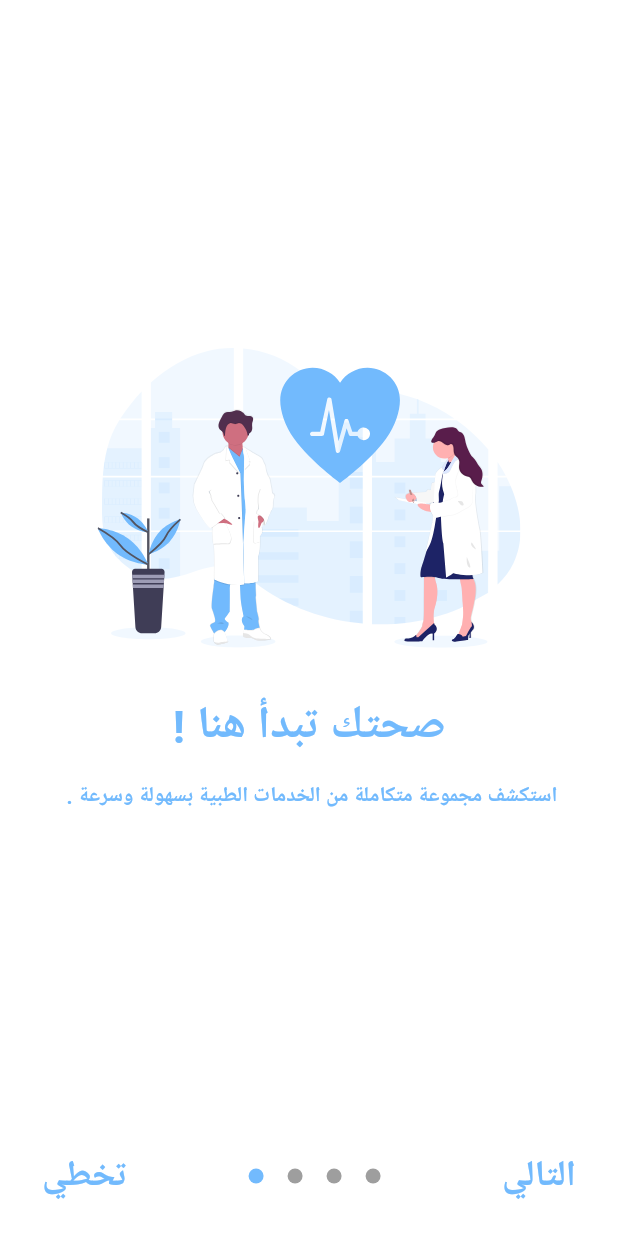
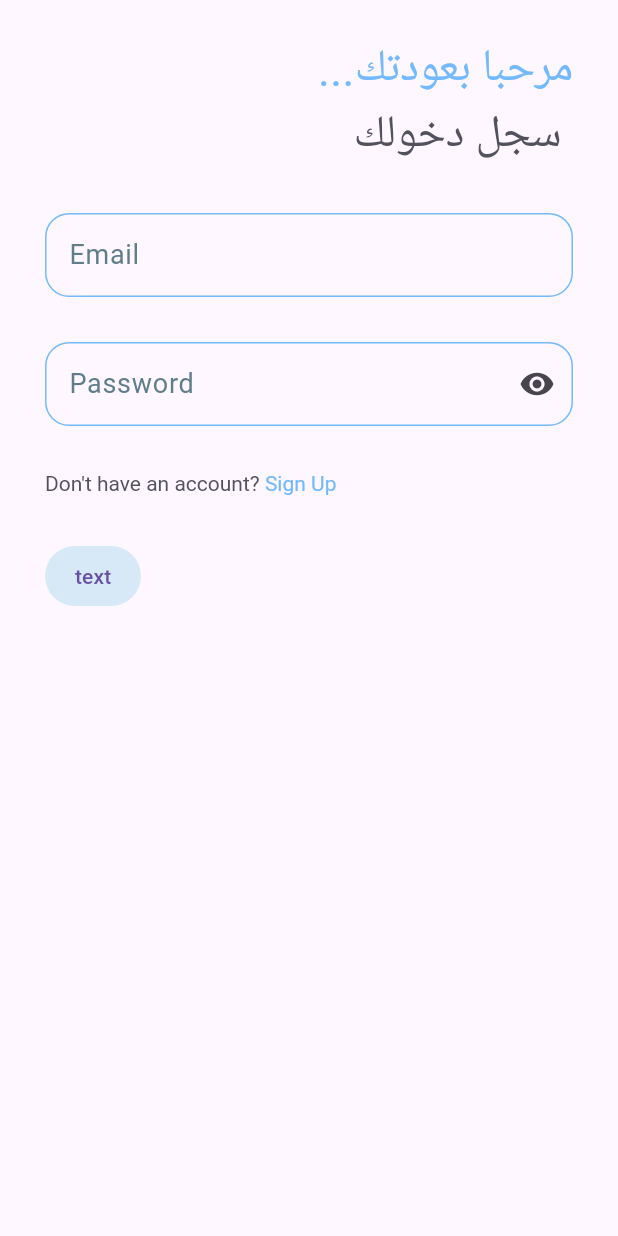
Before and after one commit to ALi-Maher-Mohamed/MediaCare, a Flutter app: the screen it shows after launch, on a phone screen of 412 x 824 dp. Run offline on Flutter 3.47's test engine with Material 3 defaults, Android fonts, the phone set to English and light mode, and no system bars; drawn by our look-alikes of smooth_page_indicator; our stand-ins replace animated_splash_screen, flutter_svg, lottie; project files that could hold a hidden picture were left out.

Commit message:
adding login page

```diff
--- a/lib/core/utlis/app_color.dart
+++ b/lib/core/utlis/app_color.dart
@@ -3,4 +3,5 @@ import 'package:flutter/material.dart';
 class AppColors {
   static const Color primary = Color(0xff72BAFD);
   static const Color primaryLight = Color(0xffD7E9F7);
+  static const Color darkGrey = Color(0xff52515E);
 }
--- a/lib/main.dart
+++ b/lib/main.dart
@@ -1,6 +1,5 @@
 import 'package:flutter/material.dart';
-
-import 'presentation/views/splash/splash_view.dart';
+import 'package:media_care/presentation/views/Auth/login/login_view.dart';
 
 void main() {
   runApp(const MediCare());
@@ -12,7 +11,7 @@
   @override
   Widget build(BuildContext context) {
     return const MaterialApp(
-      home: SplashView(),
+      home: LoginView(),
     );
   }
 }
--- /dev/null
+++ b/lib/presentation/views/Auth/login/login_view.dart
@@ -0,0 +1,71 @@
+// ignore_for_file: unused_import
+
+import 'package:flutter/material.dart';
+import 'package:media_care/core/utlis/app_color.dart';
+import 'package:media_care/presentation/views/Auth/login/widgets/custom_login_button.dart';
+import 'package:media_care/presentation/views/Auth/login/widgets/custom_text_field.dart';
+import 'package:media_care/presentation/views/Auth/login/widgets/dont_have_email_password.dart';
+import 'package:media_care/presentation/views/intro/widgets/custom_text_button.dart';
+
+class LoginView extends StatelessWidget {
+  const LoginView({super.key});
+
+  @override
+  Widget build(BuildContext context) {
+    return SafeArea(
+      child: Scaffold(
+        body: SingleChildScrollView(
+          child: Padding(
+            padding: const EdgeInsets.symmetric(horizontal: 30, vertical: 24),
+            child: Column(
+              crossAxisAlignment: CrossAxisAlignment.start,
+              children: [
+                Align(
+                  alignment: AlignmentDirectional.centerEnd,
+                  child: Text(
+                    '...مرحبا بعودتك',
+                    style: TextStyle(
+                      fontSize: 30,
+                      color: AppColors.primary,
+                    ),
+                  ),
+                ),
+                Align(
+                  alignment: AlignmentDirectional.centerEnd,
+                  child: Text(
+                    'سجل دخولك ',
+                    style: TextStyle(
+                      fontSize: 30,
+                      color: AppColors.darkGrey,
+                    ),
+                  ),
+                ),
+                SizedBox(
+                  height: 30,
+                ),
+                CustomTextField(
+                  label: 'Email',
+                ),
+                SizedBox(
+                  height: 30,
+                ),
+                CustomTextField(
+                  icon: Icon(Icons.visibility),
+                  label: 'Password',
+                ),
+                SizedBox(
+                  height: 30,
+                ),
+                DontHaveAccountText(),
+                SizedBox(
+                  height: 30,
+                ),
+                CustomLoginButton(onPresed: () {}, text: 'text')
+              ],
+            ),
+          ),
+        ),
+      ),
+    );
+  }
+}
--- /dev/null
+++ b/lib/presentation/views/Auth/login/widgets/custom_login_button.dart
@@ -0,0 +1,20 @@
+import 'package:flutter/material.dart';
+import 'package:media_care/core/utlis/app_color.dart';
+
+class CustomLoginButton extends StatelessWidget {
+  const CustomLoginButton(
+      {super.key, required this.text, required this.onPresed});
+  final Function() onPresed;
+  final String text;
+  @override
+  Widget build(BuildContext context) {
+    return TextButton(
+        style: ButtonStyle(
+          backgroundColor: MaterialStatePropertyAll(
+            AppColors.primaryLight,
+          ),
+        ),
+        onPressed: onPresed,
+        child: Text(text));
+  }
+}
--- /dev/null
+++ b/lib/presentation/views/Auth/login/widgets/custom_text_field.dart
@@ -0,0 +1,29 @@
+import 'package:flutter/material.dart';
+import 'package:media_care/core/utlis/app_color.dart';
+
+class CustomTextField extends StatelessWidget {
+  const CustomTextField({super.key, required this.label, this.icon});
+  final String label;
+  final Widget? icon;
+
+  @override
+  Widget build(BuildContext context) {
+    return TextField(
+        decoration: InputDecoration(
+            label: Text(label),
+            labelStyle: TextStyle(
+              color: Colors.blueGrey,
+              fontSize: 18,
+            ),
+            suffixIcon: icon,
+            enabledBorder: buldBorder(),
+            focusedBorder: buldBorder()));
+  }
+
+  OutlineInputBorder buldBorder() {
+    return OutlineInputBorder(
+      borderSide: BorderSide(color: AppColors.primary),
+      borderRadius: BorderRadius.circular(16),
+    );
+  }
+}
--- /dev/null
+++ b/lib/presentation/views/Auth/login/widgets/dont_have_email_password.dart
@@ -0,0 +1,25 @@
+import 'package:flutter/material.dart';
+import 'package:media_care/core/utlis/app_color.dart';
+
+class DontHaveAccountText extends StatelessWidget {
+  const DontHaveAccountText({super.key});
+
+  @override
+  Widget build(BuildContext context) {
+    return RichText(
+      textAlign: TextAlign.center,
+      text: TextSpan(
+        children: [
+          TextSpan(
+            text: 'Don\'t have an account?',
+            style: TextStyle(color: AppColors.darkGrey),
+          ),
+          TextSpan(
+            style: TextStyle(color: AppColors.primary),
+            text: ' Sign Up',
+          ),
+        ],
+      ),
+    );
+  }
+}
--- a/lib/presentation/views/intro/widgets/custom_bottom_sheet.dart
+++ b/lib/presentation/views/intro/widgets/custom_bottom_sheet.dart
@@ -1,8 +1,7 @@
 import 'package:flutter/material.dart';
+import 'package:media_care/presentation/views/intro/widgets/custom_text_button.dart';
 import 'package:media_care/presentation/views/intro/widgets/custom_intro_page.dart';
 import 'package:media_care/presentation/views/intro/widgets/custom_smooth_indicator.dart';
-
-import 'custom_text_button.dart';
 
 class CustomButomSheet extends StatelessWidget {
   const CustomButomSheet({
--- a/lib/presentation/views/intro/widgets/custom_intro_page.dart
+++ b/lib/presentation/views/intro/widgets/custom_intro_page.dart
@@ -1,6 +1,4 @@
-import 'package:flutter/cupertino.dart';
 import 'package:flutter/material.dart';
-import 'package:flutter/widgets.dart';
 import 'package:flutter_svg/svg.dart';
 import 'package:media_care/core/utlis/app_color.dart';
 
--- a/pubspec.yaml
+++ b/pubspec.yaml
@@ -32,14 +32,14 @@ dependencies:
   cupertino_icons: ^1.0.6
   flutter:
     sdk: flutter
-  flutter_launcher_icons: ^0.14.1
+
   flutter_svg: ^2.0.10+1
   lottie: ^3.1.3
   page_indicator_plus: ^1.0.4
   smooth_page_indicator: ^1.2.0+3
 
 dev_dependencies:
-
+  flutter_launcher_icons: ^0.14.1
   flutter_test:
     sdk: flutter
 flutter_launcher_icons:
```
Also changed, not shown: pubspec.lock.
